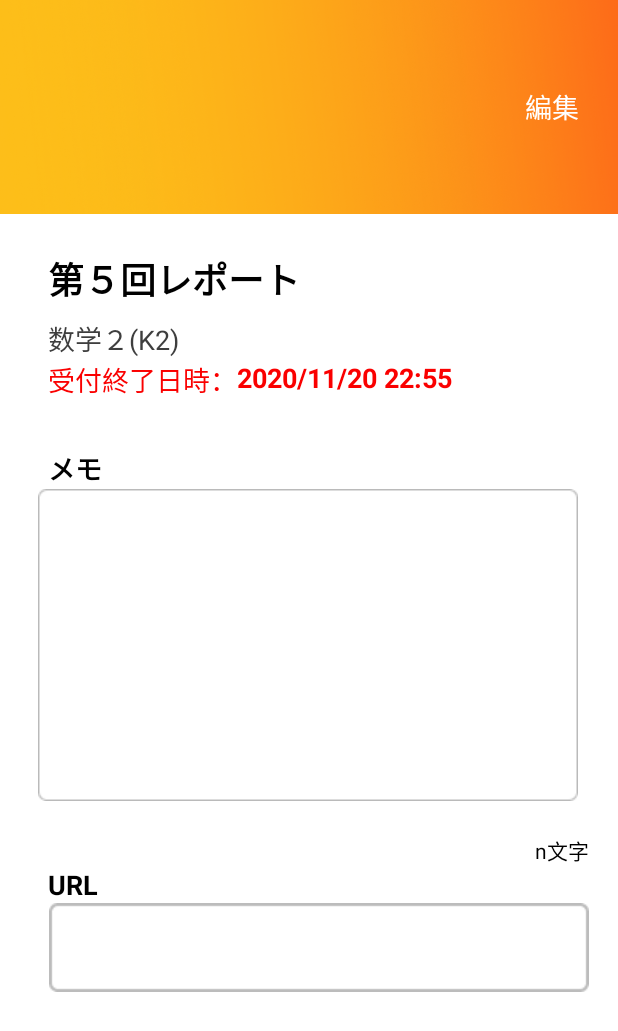
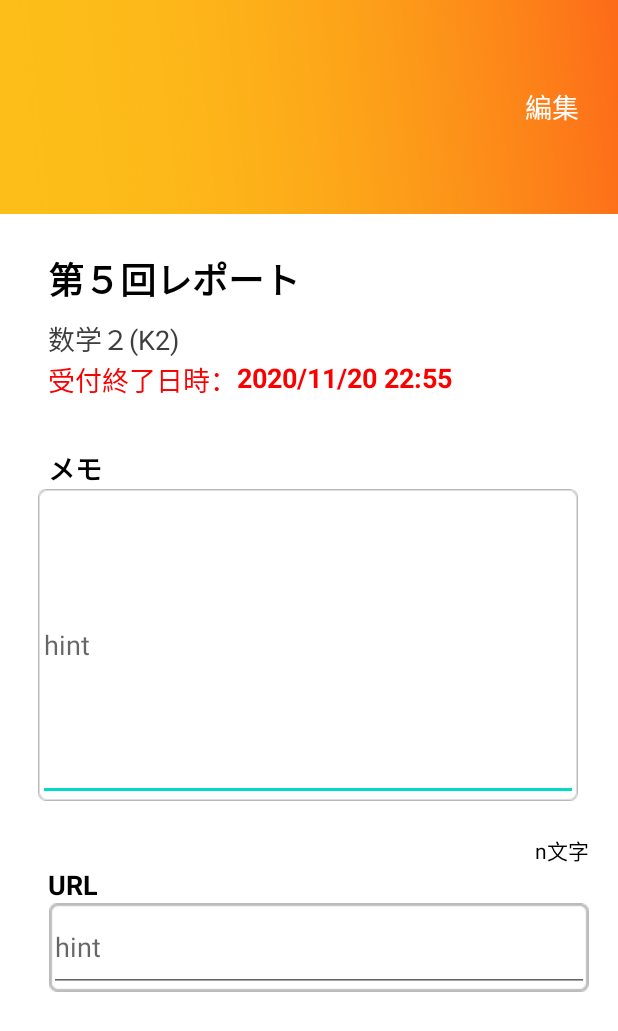
Before and after one commit to yui0805/haaka, an Android app: the page6 screen opened directly, with no data from a screen before it, on a phone screen of 412 x 824 dp. Shown: the top 1031 px of the screen. Run offline under Robolectric (Android 15) with nearby library versions, the phone set to English and light mode, and no system bars.

Commit message:
page6 kansei

```diff
--- a/app/src/main/res/layout/activity_page6.xml
+++ b/app/src/main/res/layout/activity_page6.xml
@@ -100,30 +100,6 @@
         app:layout_constraintHorizontal_bias="0.085"
         app:layout_constraintStart_toStartOf="parent" />
 
-    <com.google.android.material.textfield.TextInputLayout
-        android:id="@+id/textInputLayout2"
-        android:layout_width="match_parent"
-        android:layout_height="wrap_content"
-        android:layout_marginTop="99dp"
-        android:layout_marginBottom="109dp"
-        app:layout_constraintBottom_toBottomOf="@+id/imageView11"
-        app:layout_constraintEnd_toEndOf="parent"
-        app:layout_constraintStart_toStartOf="parent"
-        app:layout_constraintTop_toTopOf="@+id/imageView11">
-
-    </com.google.android.material.textfield.TextInputLayout>
-
-    <com.google.android.material.textfield.TextInputEditText
-        android:id="@+id/textInputEditText2"
-        android:layout_width="0dp"
-        android:layout_height="0dp"
-        app:layout_constraintBottom_toBottomOf="@+id/imageView11"
-        app:layout_constraintEnd_toEndOf="@+id/imageView11"
-        app:layout_constraintHorizontal_bias="0.0"
-        app:layout_constraintStart_toStartOf="@+id/imageView11"
-        app:layout_constraintTop_toTopOf="@+id/imageView11"
-        app:layout_constraintVertical_bias="0.0" />
-
     <ImageView
         android:id="@+id/imageView11"
         android:layout_width="wrap_content"
@@ -135,6 +111,34 @@
         app:layout_constraintStart_toStartOf="@+id/textInputLayout2"
         app:layout_constraintTop_toBottomOf="@+id/toolbar3"
         app:srcCompat="@drawable/utikomi" />
+
+    <com.google.android.material.textfield.TextInputLayout
+        android:id="@+id/textInputLayout2"
+        android:layout_width="match_parent"
+        android:layout_height="wrap_content"
+        android:hint="hint"
+        android:textColorHint="#4E4E4E"
+        app:layout_constraintBottom_toBottomOf="@+id/imageView11"
+        app:layout_constraintEnd_toEndOf="parent"
+        app:layout_constraintHorizontal_bias="1.0"
+        app:layout_constraintStart_toStartOf="parent"
+        app:layout_constraintTop_toTopOf="@+id/imageView11"
+        app:layout_constraintVertical_bias="1.0">
+
+    </com.google.android.material.textfield.TextInputLayout>
+
+    <com.google.android.material.textfield.TextInputEditText
+        android:id="@+id/textInputEditText2"
+        android:layout_width="0dp"
+        android:layout_height="0dp"
+        android:hint="hint"
+        android:textColor="#000000"
+        app:layout_constraintBottom_toBottomOf="@+id/imageView11"
+        app:layout_constraintEnd_toEndOf="@+id/imageView11"
+        app:layout_constraintHorizontal_bias="0.0"
+        app:layout_constraintStart_toStartOf="@+id/imageView11"
+        app:layout_constraintTop_toTopOf="@+id/imageView11"
+        app:layout_constraintVertical_bias="0.0" />
 
     <TextView
         android:id="@+id/textView12"
@@ -151,17 +155,6 @@
         app:layout_constraintTop_toBottomOf="@+id/textInputEditText2"
         app:layout_constraintVertical_bias="1.0" />
 
-    <com.google.android.material.textfield.TextInputEditText
-        android:id="@+id/textInputEditText3"
-        android:layout_width="0dp"
-        android:layout_height="0dp"
-        app:layout_constraintBottom_toBottomOf="@+id/imageView13"
-        app:layout_constraintEnd_toEndOf="@+id/imageView13"
-        app:layout_constraintHorizontal_bias="0.0"
-        app:layout_constraintStart_toStartOf="@+id/imageView13"
-        app:layout_constraintTop_toTopOf="@+id/imageView13"
-        app:layout_constraintVertical_bias="0.0" />
-
     <ImageView
         android:id="@+id/imageView13"
         android:layout_width="wrap_content"
@@ -175,10 +168,25 @@
         app:layout_constraintVertical_bias="0.0"
         app:srcCompat="@drawable/kakikomi3" />
 
+    <com.google.android.material.textfield.TextInputEditText
+        android:id="@+id/textInputEditText3"
+        android:layout_width="0dp"
+        android:layout_height="0dp"
+        android:hint="hint"
+        android:textColor="#000000"
+        app:layout_constraintBottom_toBottomOf="@+id/imageView13"
+        app:layout_constraintEnd_toEndOf="@+id/imageView13"
+        app:layout_constraintHorizontal_bias="0.0"
+        app:layout_constraintStart_toStartOf="@+id/imageView13"
+        app:layout_constraintTop_toTopOf="@+id/imageView13"
+        app:layout_constraintVertical_bias="0.0" />
+
     <com.google.android.material.textfield.TextInputLayout
         android:id="@+id/textInputLayout4"
         android:layout_width="0dp"
         android:layout_height="0dp"
+        android:hint="hint"
+        android:textColorHint="#000000"
         app:layout_constraintBottom_toBottomOf="@+id/imageView13"
         app:layout_constraintEnd_toEndOf="@+id/imageView13"
         app:layout_constraintHorizontal_bias="0.0"
@@ -192,6 +200,7 @@
         android:id="@+id/textView13"
         android:layout_width="wrap_content"
         android:layout_height="wrap_content"
+        android:hint="hint"
         android:text="n文字"
         android:textColor="#000000"
         app:layout_constraintBottom_toTopOf="@+id/textView12"
```
